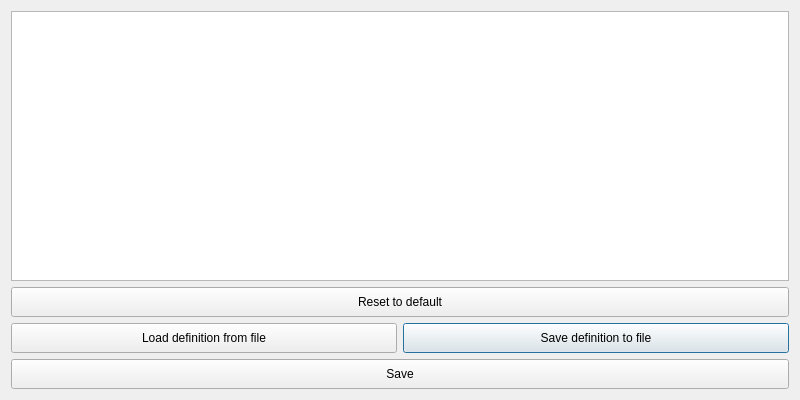
The window that LDMP/gui/DlgCalculateLCSetAggregation.ui (ConservationInternational/trends.earth) describes before a commit, drawn with Qt 5.
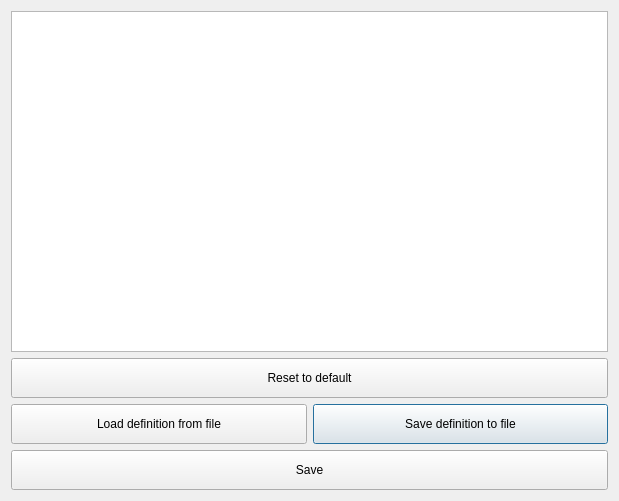
The same window after the commit.

Commit message: Window formatting.

```diff
--- a/LDMP/gui/DlgCalculateLCSetAggregation.ui
+++ b/LDMP/gui/DlgCalculateLCSetAggregation.ui
@@ -9,8 +9,8 @@
    <rect>
     <x>0</x>
     <y>0</y>
-    <width>800</width>
-    <height>400</height>
+    <width>619</width>
+    <height>501</height>
    </rect>
   </property>
   <property name="sizePolicy">
@@ -40,7 +40,7 @@
      <property name="minimumSize">
       <size>
        <width>0</width>
-       <height>30</height>
+       <height>40</height>
       </size>
      </property>
      <property name="text">
@@ -59,7 +59,7 @@
      <property name="minimumSize">
       <size>
        <width>0</width>
-       <height>30</height>
+       <height>40</height>
       </size>
      </property>
      <property name="text">
@@ -103,7 +103,7 @@
      <property name="minimumSize">
       <size>
        <width>0</width>
-       <height>30</height>
+       <height>40</height>
       </size>
      </property>
      <property name="text">
@@ -122,7 +122,7 @@
      <property name="minimumSize">
       <size>
        <width>0</width>
-       <height>30</height>
+       <height>40</height>
       </size>
      </property>
      <property name="text">
```
The commit also changes 5 other files.
